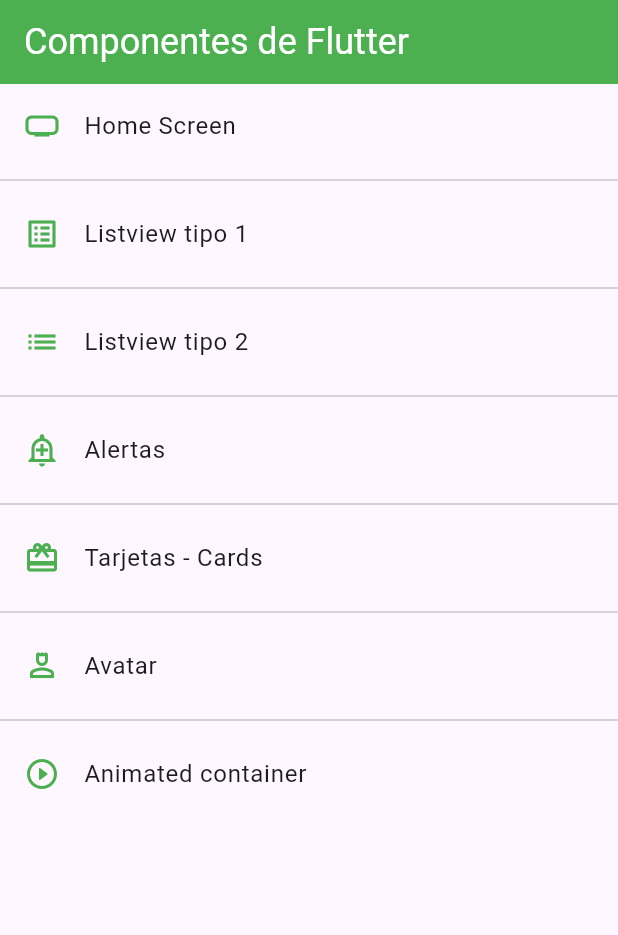
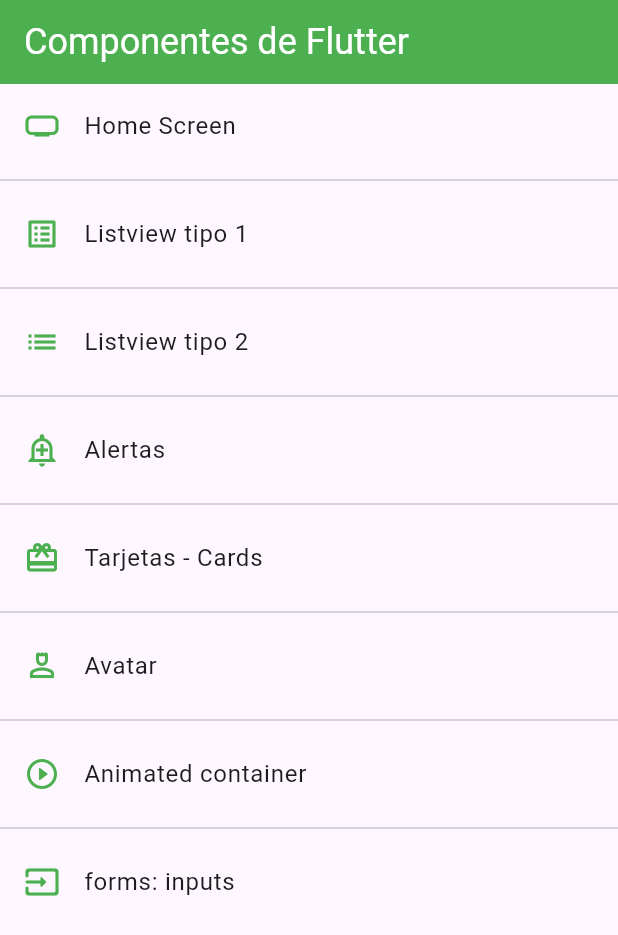
Before and after one commit to lcalorg3006/fl_components, a Flutter app: the screen it shows after launch, on a phone screen of 412 x 824 dp. Shown: the top 935 px of the screen. Run offline on Flutter 3.47's test engine with Material 3 defaults, Android fonts, the phone set to English and light mode, and no system bars.

Commit message:
ejemplo de input

```diff
--- a/lib/router/app_routes.dart
+++ b/lib/router/app_routes.dart
@@ -1,3 +1,4 @@
+import 'package:fl_components/screens/inputs_screen.dart';
 import 'package:fl_components/screens/screens.dart';
 import 'package:flutter/material.dart';
 import 'package:fl_components/models/models.dart';
@@ -12,7 +13,8 @@ class AppRoutes {
     MenuOption(route: 'alert', icon: Icons.add_alert_outlined, name: "Alertas", screen:const  AlertScreen()),
     MenuOption(route: 'card', icon: Icons.card_giftcard, name: "Tarjetas - Cards", screen:const  CardScreen()),
     MenuOption(route: 'avatar', icon: Icons.person_4_outlined, name: 'Avatar', screen: const AvatarScreen()),
-    MenuOption(route: 'animated', icon: Icons.play_circle_outline_rounded, name: 'Animated container', screen: const AnimatedScreen())
+    MenuOption(route: 'animated', icon: Icons.play_circle_outline_rounded, name: 'Animated container', screen: const AnimatedScreen()),
+    MenuOption(route: 'inputs', icon: Icons.input_rounded, name: 'forms: inputs', screen: InputsScreen())
 
 
   ];
--- a/lib/screens/animated_screen.dart
+++ b/lib/screens/animated_screen.dart
@@ -41,6 +41,8 @@ class _AnimatedScreenState extends State<AnimatedScreen> {
 
           });
           // TAREA CREAR UNA FUNCION ALEATORIO QUE CREE WIDTH Y HEIGH DE FORMA ALEATORIO CON LIMITES
+          // var intValue = Random().nextInt(300);
+          // intValue = Random.nextInt(300)+20
           // PARA EL COLOR CREAR UNA LISTA CON VARIOS COLORES Y QUE ESCOGA ALEATORIAMENTE UNA POSICION DE LA LISTA
         },
         child: const Icon(Icons.play_circle, size :35),
--- a/lib/screens/screens.dart
+++ b/lib/screens/screens.dart
@@ -5,3 +5,4 @@ export 'package:fl_components/screens/listview1_screen.dart';
 export 'package:fl_components/screens/listview2_screen.dart';
 export 'package:fl_components/screens/avatar_screen.dart';
 export 'package:fl_components/screens/animated_screen.dart';
+export 'package:fl_components/screens/inputs_screen.dart';
--- a/lib/theme/app_theme.dart
+++ b/lib/theme/app_theme.dart
@@ -31,10 +31,17 @@ class AppTheme {
       //ElevatedButtons
       elevatedButtonTheme: ElevatedButtonThemeData(
           style: ElevatedButton.styleFrom(
-             backgroundColor: primary,
-             foregroundColor: Colors.white,
-             shape: const StadiumBorder(),
-             elevation: 5,
-      )));
+        backgroundColor: primary,
+        foregroundColor: Colors.white,
+        shape: const StadiumBorder(),
+        elevation: 5,
+      )),
+
+      //inputDecoration
+      inputDecorationTheme: const InputDecorationTheme(
+
+
+
+      ));
   //theme:themeData.dark   // modo oscuro
 }
```
Also changed, not shown: lib/screens/inputs_screen.dart (added, +54 -0 lines).
